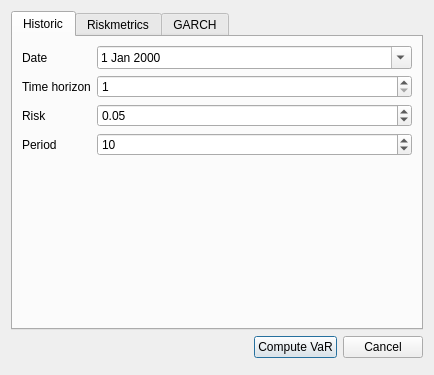
This is Sources/GUI/windows/VarDialog.ui in pchaigno/varsoft as Qt 5 draws it before an edit. The edited form follows.
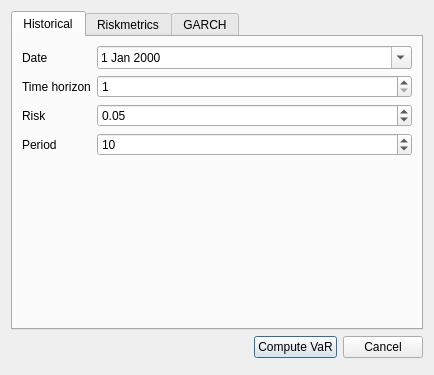
This is the edited form. The open tabs and pages were chosen to show the change.

Commit message: label renamed

The edit to the form file:
```diff
--- a/Sources/GUI/windows/VarDialog.ui
+++ b/Sources/GUI/windows/VarDialog.ui
@@ -21,7 +21,7 @@
      </property>
      <widget class="QWidget" name="tab_3">
       <attribute name="title">
-       <string>Historic</string>
+       <string>Historical</string>
       </attribute>
       <layout class="QFormLayout" name="formLayout">
        <item row="0" column="0">
```
Left out of the diff: 2 changed lines with no effect on the pictures. The commit also changes 1 other file.
